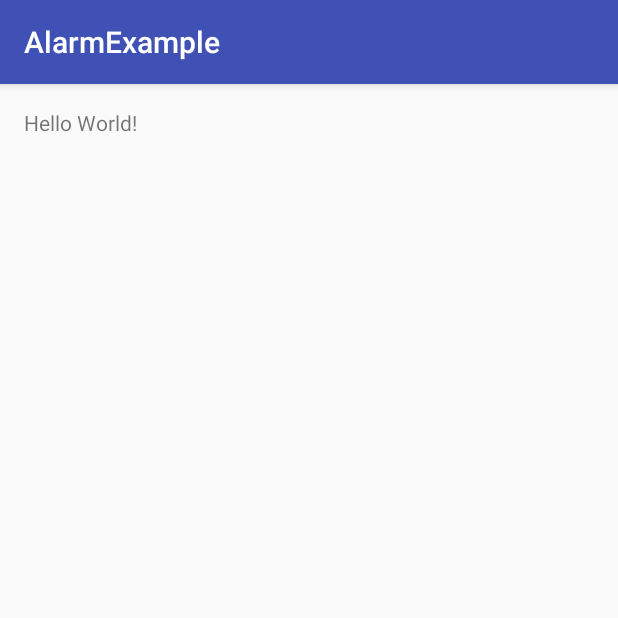
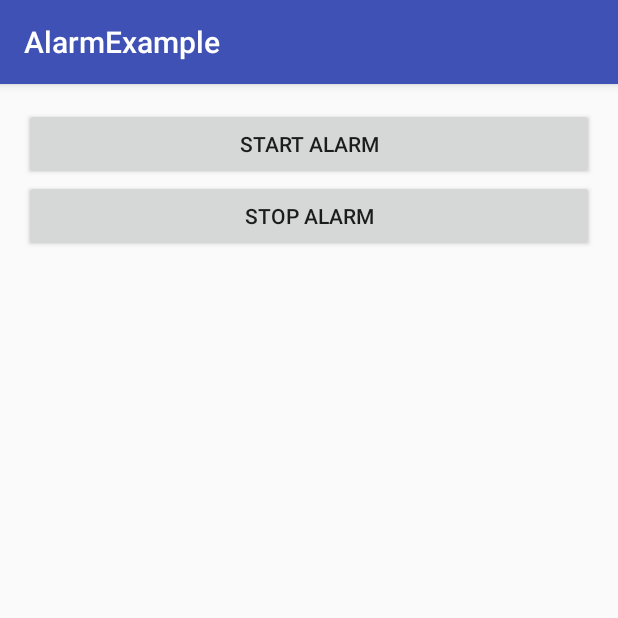
Before and after one commit to AshokMadduru/AlarmExample, an Android app: the screen it shows after launch (AlarmActivity), on a phone screen of 412 x 824 dp, the top half of it. Run offline under Robolectric (Android 15) with nearby library versions, the phone set to English and light mode, and no system bars.

Commit message:
Set Default Alarm

```diff
--- a/app/src/main/java/com/shok/alarmexample/AlarmActivity.java
+++ b/app/src/main/java/com/shok/alarmexample/AlarmActivity.java
@@ -6,8 +6,12 @@ import android.content.Context;
 import android.content.Intent;
 import android.support.v7.app.AppCompatActivity;
 import android.os.Bundle;
+import android.view.View;
+import android.widget.Button;
 
-public class AlarmActivity extends AppCompatActivity {
+import java.util.Calendar;
+
+public class AlarmActivity extends AppCompatActivity implements View.OnClickListener{
 
     // Request code for pending intent
     private final int PENDING_INTENT_REQUEST_CODE = 100;
@@ -15,12 +19,23 @@ public class AlarmActivity extends AppCompatActivity {
     private AlarmManager alarmManager;
     private PendingIntent pendingIntent;
 
+    private Button startAlarmButton;
+    private Button stopAlarmButton;
+
     @Override
     protected void onCreate(Bundle savedInstanceState) {
         super.onCreate(savedInstanceState);
         setContentView(R.layout.activity_alarm);
+
+        intializeViewsAndSetClickListeners();
     }
 
+    private void intializeViewsAndSetClickListeners() {
+        startAlarmButton = (Button) findViewById(R.id.start_alarm_button);
+        stopAlarmButton = (Button) findViewById(R.id.stop_alarm_button);
+        startAlarmButton.setOnClickListener(this);
+        stopAlarmButton.setOnClickListener(this);
+    }
     /**
      * initialize Alarm Manager
      */
@@ -30,11 +45,28 @@ public class AlarmActivity extends AppCompatActivity {
         pendingIntent = PendingIntent.getBroadcast(this, PENDING_INTENT_REQUEST_CODE, intent, 0);
     }
 
+    @Override
+    public void onClick(View v) {
+        switch (v.getId()) {
+            case R.id.start_alarm_button:
+                setAlarm();
+                break;
+            case R.id.stop_alarm_button:
+                stopAlarm();
+                break;
+        }
+    }
+
     /**
      * Start alarm at specified time
      */
-    private void setExactAlarm() {
-
+    private void setAlarm() {
+        if (alarmManager == null) {
+            initializeAlarmManager();
+        }
+        Calendar calendar = Calendar.getInstance();
+        calendar.set(Calendar.MINUTE, calendar.get(Calendar.MINUTE) + 2);
+        alarmManager.set(AlarmManager.RTC_WAKEUP, calendar.getTimeInMillis(), pendingIntent);
     }
 
     /**
@@ -53,8 +85,11 @@ public class AlarmActivity extends AppCompatActivity {
      * Stop alarm
      */
     private void stopAlarm() {
-
-    }
+        if (alarmManager == null) {
+           initializeAlarmManager();
+        }
+        alarmManager.cancel(pendingIntent);
+     }
 
 
 }
--- a/app/src/main/res/layout/activity_alarm.xml
+++ b/app/src/main/res/layout/activity_alarm.xml
@@ -1,5 +1,5 @@
 <?xml version="1.0" encoding="utf-8"?>
-<RelativeLayout xmlns:android="http://schemas.android.com/apk/res/android"
+<LinearLayout xmlns:android="http://schemas.android.com/apk/res/android"
     xmlns:tools="http://schemas.android.com/tools"
     android:id="@+id/activity_alarm"
     android:layout_width="match_parent"
@@ -8,10 +8,17 @@
     android:paddingLeft="@dimen/activity_horizontal_margin"
     android:paddingRight="@dimen/activity_horizontal_margin"
     android:paddingTop="@dimen/activity_vertical_margin"
+    android:orientation="vertical"
     tools:context="com.shok.alarmexample.AlarmActivity">
 
-    <TextView
-        android:layout_width="wrap_content"
+    <Button
+        android:layout_width="match_parent"
         android:layout_height="wrap_content"
-        android:text="Hello World!" />
-</RelativeLayout>
+        android:text="@string/start_alarm_text"
+        android:id="@+id/start_alarm_button"/>
+    <Button
+        android:layout_width="match_parent"
+        android:layout_height="wrap_content"
+        android:text="@string/stop_alarm_text"
+        android:id="@+id/stop_alarm_button"/>
+</LinearLayout>
--- a/app/src/main/res/values/strings.xml
+++ b/app/src/main/res/values/strings.xml
@@ -1,3 +1,8 @@
 <resources>
     <string name="app_name">AlarmExample</string>
+
+    <string name="start_alarm_text">Start Alarm</string>
+    <string name="stop_alarm_text">Stop Alarm</string>
+
+    <string name="notification_text">Alarm Notification</string>
 </resources>
```
Also changed, not shown: app/src/main/java/com/shok/alarmexample/AlarmReceiver.java (+26 -4 lines).
